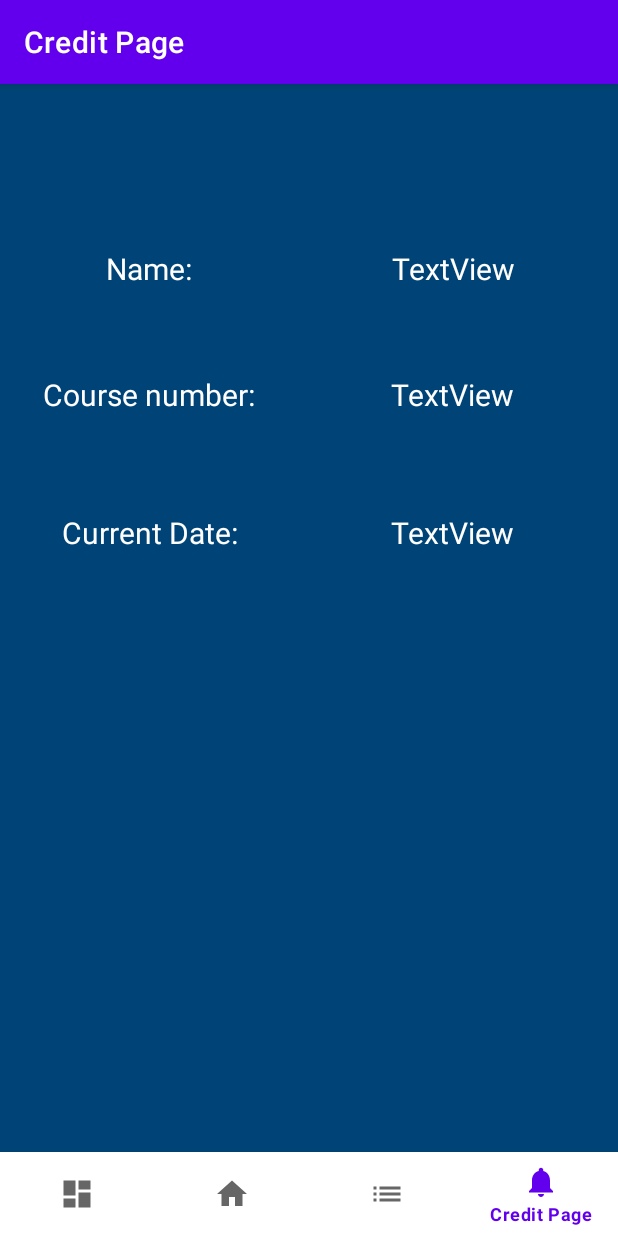
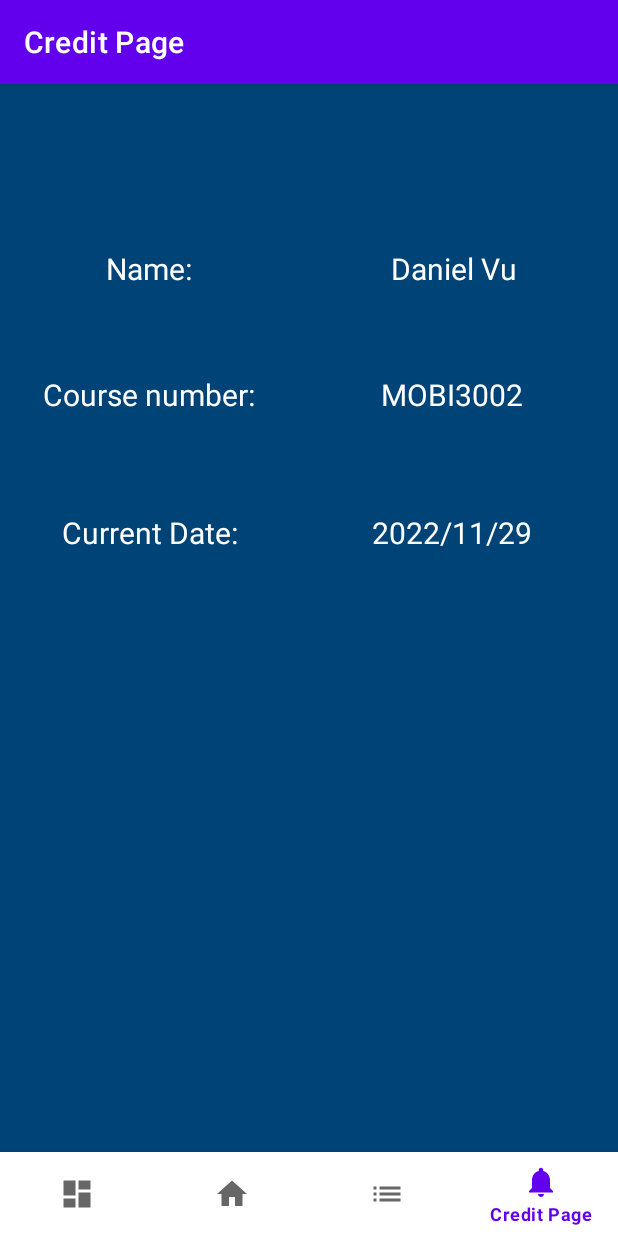
Before and after one commit to danhvu02/contacts-app-java-, an Android app: the CreditFragment screen opened through its navigation route, on a phone screen of 412 x 824 dp. Run offline under Robolectric (Android 15) with nearby library versions, the phone set to English and light mode, and no system bars; our stand-ins replace navigation-ui.

Commit message:
Finished tab#4

```diff
--- a/app/src/main/java/ca/nscc/marconi/project/ui/credit/CreditFragment.java
+++ b/app/src/main/java/ca/nscc/marconi/project/ui/credit/CreditFragment.java
@@ -1,7 +1,9 @@
 package ca.nscc.marconi.project.ui.credit;
 
+import androidx.constraintlayout.widget.ConstraintLayout;
 import androidx.lifecycle.ViewModelProvider;
 
+import android.content.Context;
 import android.os.Bundle;
 
 import androidx.annotation.NonNull;
@@ -11,13 +13,21 @@ import androidx.fragment.app.Fragment;
 import android.view.LayoutInflater;
 import android.view.View;
 import android.view.ViewGroup;
+import android.widget.TextView;
+
+import java.time.LocalDate;
+import java.time.format.DateTimeFormatter;
+import java.util.Date;
 
 import ca.nscc.marconi.project.R;
+import ca.nscc.marconi.project.databinding.FragmentCreditBinding;
 
 public class CreditFragment extends Fragment {
 
-    private CreditViewModel mViewModel;
+    private TextView name, courseNumber, currentDate;
+    private ConstraintLayout cLayout;
 
+    private FragmentCreditBinding binding;
     public static CreditFragment newInstance() {
         return new CreditFragment();
     }
@@ -25,13 +35,26 @@ public class CreditFragment extends Fragment {
     @Override
     public View onCreateView(@NonNull LayoutInflater inflater, @Nullable ViewGroup container,
                              @Nullable Bundle savedInstanceState) {
-        return inflater.inflate(R.layout.fragment_credit, container, false);
+        binding = FragmentCreditBinding.inflate(inflater, container, false);
+        View root = binding.getRoot();
+        name = binding.nameTextView;
+        courseNumber = binding.courseTextView;
+        currentDate = binding.currentDateTextView;
+        name.setText("Daniel Vu");
+        courseNumber.setText("MOBI3002");
+        if (android.os.Build.VERSION.SDK_INT >= android.os.Build.VERSION_CODES.O) {
+            DateTimeFormatter dtf = DateTimeFormatter.ofPattern("uuuu/MM/dd");
+            LocalDate Date = LocalDate.now();
+            currentDate.setText(dtf.format(Date));
+        }
+
+        return root;
+
     }
 
     @Override
     public void onActivityCreated(@Nullable Bundle savedInstanceState) {
         super.onActivityCreated(savedInstanceState);
-        mViewModel = new ViewModelProvider(this).get(CreditViewModel.class);
         // TODO: Use the ViewModel
     }
 
```
